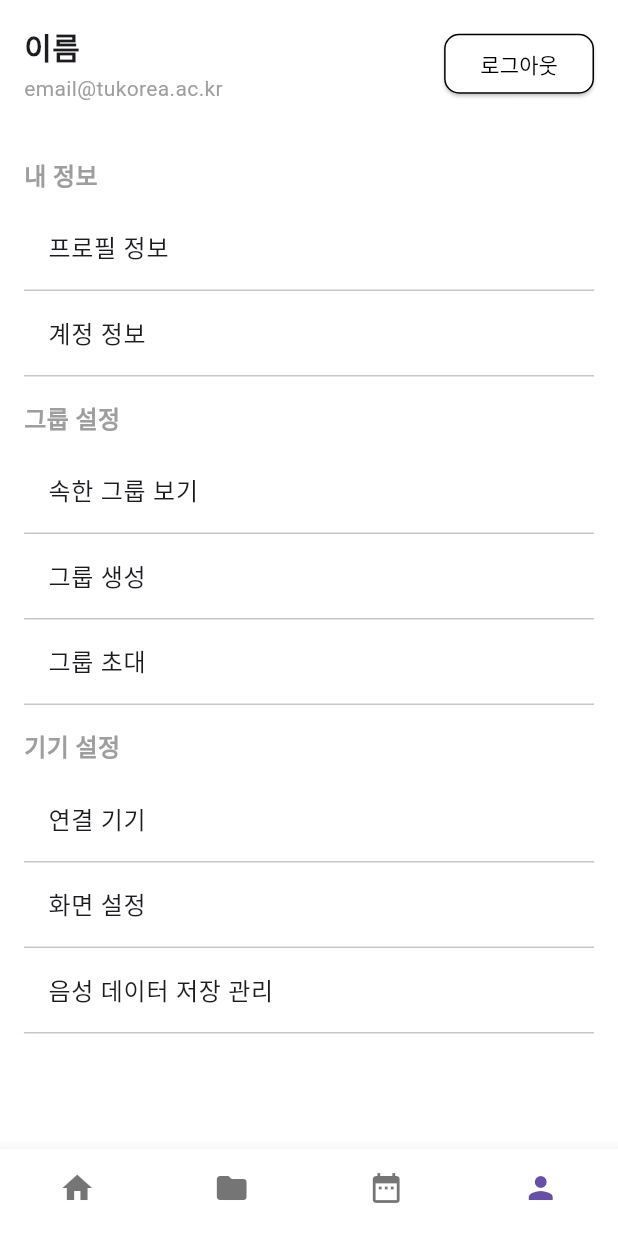
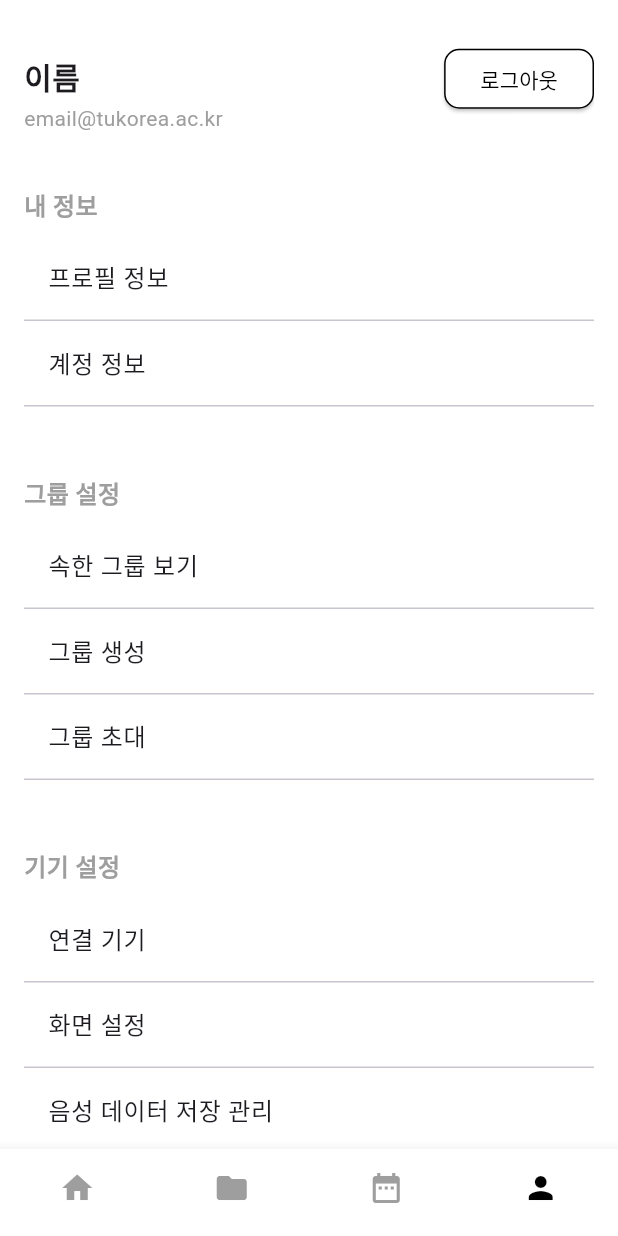
Before and after one commit to Aonickname/Tino, a Flutter app: the screen it shows after launch, item 4 of the bottom bar chosen, after a tap on "로그아웃", on a phone screen of 412 x 824 dp. Run offline on Flutter 3.47's test engine with Material 3 defaults, Android fonts, the phone set to English and light mode, and no system bars; our stand-ins replace smooth_page_indicator.

Commit message:
하단 바 색깔 변경
보라 -> 검정

```diff
--- a/lib/screens/home_screen.dart
+++ b/lib/screens/home_screen.dart
@@ -87,8 +87,12 @@ class _HomeScreenState extends State<HomeScreen> {
             fit: BoxFit.contain,
           ),
           actions: [
-            IconButton(onPressed: () {}, icon: Icon(Icons.search)),
-            IconButton(onPressed: () {}, icon: Icon(Icons.notifications_none)),
+            IconButton(onPressed: () {
+              print("search click");
+            }, icon: Icon(Icons.search)),
+            IconButton(onPressed: () {
+              print("notification click");
+            }, icon: Icon(Icons.notifications_none)),
           ],
         ),
 
--- a/lib/screens/settings_screen.dart
+++ b/lib/screens/settings_screen.dart
@@ -22,6 +22,8 @@ class SettingScreen extends StatelessWidget {
                 Column(
                   crossAxisAlignment: CrossAxisAlignment.start,
                   children: [
+                    SizedBox(height: 20),
+
                     Text(
                       '이름',
                       style: TextStyle(fontSize: 20, fontWeight: FontWeight.bold),
@@ -34,7 +36,9 @@ class SettingScreen extends StatelessWidget {
                   ],
                 ),
                 ElevatedButton(
-                  onPressed: () {},
+                  onPressed: () {
+                    print("로그아웃 완료");
+                  },
                   style: ElevatedButton.styleFrom(
                     foregroundColor: Colors.black,
                     backgroundColor: Colors.white,
@@ -53,12 +57,14 @@ class SettingScreen extends StatelessWidget {
             _buildSectionTitle('내 정보'),
             _buildListItem('프로필 정보', context, profile_info()),
             _buildListItem('계정 정보', context, account_info()),
+            SizedBox(height: 30),
 
             // 그룹 설정
             _buildSectionTitle('그룹 설정'),
             _buildListItem('속한 그룹 보기', context, view_group()),
             _buildListItem('그룹 생성', context, create_group()),
             _buildListItem('그룹 초대', context, invite_group()),
+            SizedBox(height: 30),
 
             // 기기 설정
             _buildSectionTitle('기기 설정'),
--- a/lib/widgets/bottom_navigation.dart
+++ b/lib/widgets/bottom_navigation.dart
@@ -19,6 +19,8 @@ class CustomBottomNavigationBar extends StatelessWidget {
       showSelectedLabels: false,
       showUnselectedLabels: false,
       type: BottomNavigationBarType.fixed,
+      selectedItemColor: Colors.black,
+      unselectedItemColor: Colors.grey,
       items: const <BottomNavigationBarItem>[
         BottomNavigationBarItem(icon: Icon(Icons.home), label: '홈'),
         BottomNavigationBarItem(icon: Icon(Icons.folder), label: '폴더'),
```
Also changed, not shown: 4 other files.
